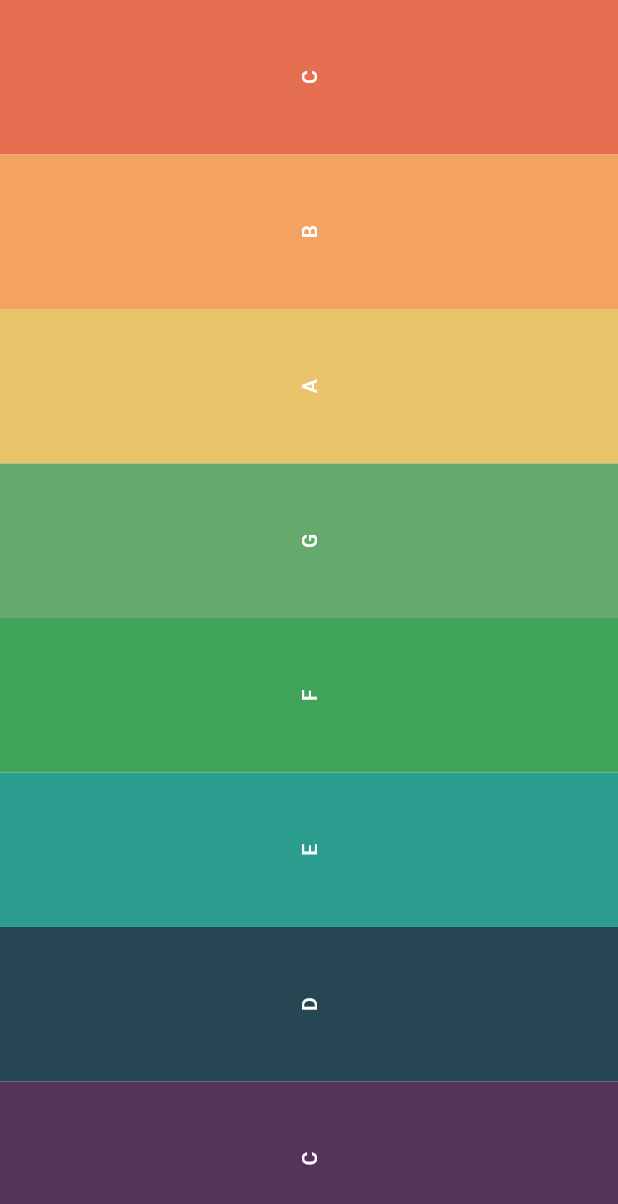
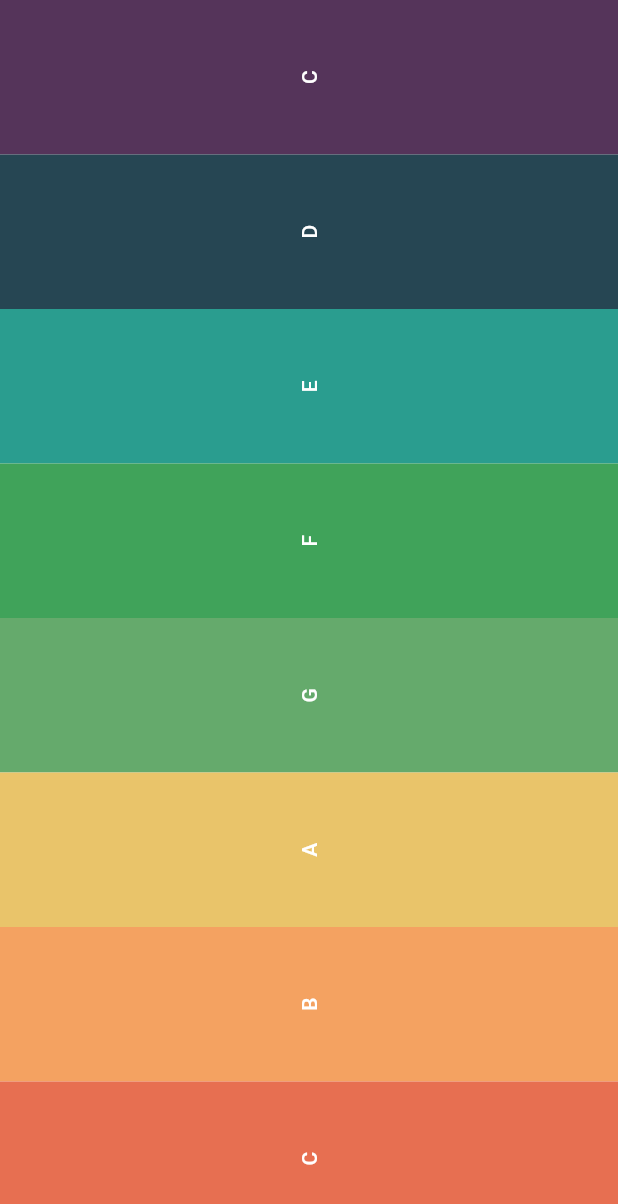
Before and after one commit to hanyska/xylophone_record, a Flutter app: the screen it shows after launch, on a phone screen of 412 x 824 dp. Shown: the top 1204 px of the screen. Run offline on Flutter 3.47's test engine with Material 2 defaults, Android fonts, the phone set to English and light mode, and no system bars.

Commit message:
Updated showing data

```diff
--- a/lib/models/xylophone.dart
+++ b/lib/models/xylophone.dart
@@ -4,7 +4,6 @@ class Xylophone {
   final int soundNumber;
   final String soundText;
   final Color soundColor;
-  String _soundPath;
 
   Xylophone({
     this.soundNumber,
@@ -12,9 +11,5 @@ class Xylophone {
     this.soundColor
   });
 
-  get soundPath => this._soundPath;
-
-  set soundPath(int soundNumber) {
-    this._soundPath = 'assets/sounds/$soundNumber.wav';
-  }
+  get soundPath => 'assets/sounds/$soundNumber.wav';
 }
--- a/lib/xylophone_page.dart
+++ b/lib/xylophone_page.dart
@@ -4,8 +4,15 @@ import 'package:xylophone_recorder/models/xylophone.dart';
 import 'package:xylophone_recorder/xylophone_widget.dart';
 
 class XylophonePage extends StatelessWidget {
-  List<Xylophone> xylophones = [
-    new Xylophone(soundNumber: 1, soundText: 'C', soundColor: AppColors.PURPLE.color)
+  final List<Xylophone> xylophones = [
+    new Xylophone(soundNumber: 8, soundText: 'C', soundColor: AppColors.PURPLE.color),
+    new Xylophone(soundNumber: 7, soundText: 'D', soundColor: AppColors.DARK_BLUE.color),
+    new Xylophone(soundNumber: 6, soundText: 'E', soundColor: AppColors.LIGHT_BLUE.color),
+    new Xylophone(soundNumber: 5, soundText: 'F', soundColor: AppColors.DARK_GREEN.color),
+    new Xylophone(soundNumber: 4, soundText: 'G', soundColor: AppColors.LIGHT_GREEN.color),
+    new Xylophone(soundNumber: 3, soundText: 'A', soundColor: AppColors.YELLOW.color),
+    new Xylophone(soundNumber: 2, soundText: 'B', soundColor: AppColors.ORANGE.color),
+    new Xylophone(soundNumber: 1, soundText: 'C', soundColor: AppColors.RED.color),
   ];
 
   @override
@@ -16,16 +23,7 @@ class XylophonePage extends StatelessWidget {
         builder: (context, constraints) {
           return Column(
             crossAxisAlignment: CrossAxisAlignment.stretch,
-            children: <Widget>[
-              XylophoneWidget(color: AppColors.RED, text: 'C', soundNumber: 8,),
-              XylophoneWidget(color: AppColors.ORANGE, text: 'B', soundNumber: 7,),
-              XylophoneWidget(color: AppColors.YELLOW, text: 'A', soundNumber: 6,),
-              XylophoneWidget(color: AppColors.LIGHT_GREEN, text: 'G', soundNumber: 5,),
-              XylophoneWidget(color: AppColors.DARK_GREEN, text: 'F', soundNumber: 4,),
-              XylophoneWidget(color: AppColors.LIGHT_BLUE, text: 'E', soundNumber: 3,),
-              XylophoneWidget(color: AppColors.DARK_BLUE, text: 'D', soundNumber: 2,),
-              XylophoneWidget(color: AppColors.PURPLE, text: 'C', soundNumber: 1,),
-            ],
+            children: xylophones.map((Xylophone xylophone) => XylophoneWidget(xylophone)).toList()
           );
         },
       ),
--- a/lib/xylophone_widget.dart
+++ b/lib/xylophone_widget.dart
@@ -1,22 +1,16 @@
 import 'package:assets_audio_player/assets_audio_player.dart';
 import 'package:flutter/material.dart';
-import 'package:xylophone_recorder/colors.dart';
+import 'package:xylophone_recorder/models/xylophone.dart';
 
 class XylophoneWidget extends StatelessWidget {
   final assetsAudioPlayer = AssetsAudioPlayer();
-  final AppColors color;
-  final String text;
-  final int soundNumber;
+  final Xylophone xylophone;
 
-  XylophoneWidget({
-    this.color,
-    this.text,
-    this.soundNumber
-  });
+  XylophoneWidget(this.xylophone);
 
   void playSound() {
     assetsAudioPlayer.open(
-      Audio("assets/sounds/$soundNumber.wav"),
+      Audio(this.xylophone.soundPath),
       autoStart: true,
       showNotification: true,
     );
@@ -29,11 +23,11 @@ class XylophoneWidget extends StatelessWidget {
         shape: RoundedRectangleBorder(
           borderRadius: BorderRadius.zero
         ),
-        color: this.color.color,
+        color: this.xylophone.soundColor,
         child: RotatedBox(
           quarterTurns: -1,
           child: Text(
-            text,
+            this.xylophone.soundText,
             style: TextStyle(
               color: Colors.white
             ),
```
